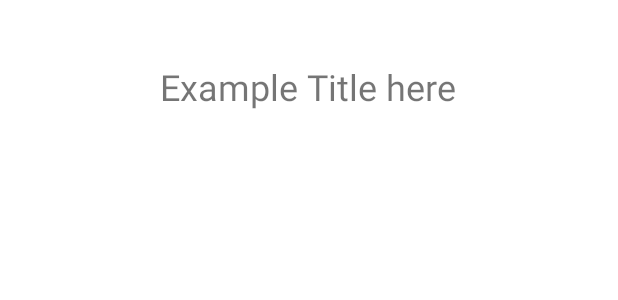
After one commit to cstepin/SpotifyRecs, an Android app: the layout item_playlist.xml on its own in the app's theme, with its tools: preview values and no code run, on a phone screen of 412 x 824 dp. The commit adds this screen. Shown: the top 300 px of the screen. Run offline under Robolectric (Android 15) with nearby library versions, the phone set to English and light mode, and no system bars.

Commit message:
Adding new model and beginning to have old playlists seen in a recyclerview

```diff
--- a/app/src/main/java/com/example/spotifyrecs/ExportActivity.java
+++ b/app/src/main/java/com/example/spotifyrecs/ExportActivity.java
@@ -32,7 +32,7 @@ public class ExportActivity extends AppCompatActivity {
         setContentView(R.layout.activity_export);
 
         try {
-            mModule = LiteModuleLoader.load(ExportActivity.assetFilePath(getApplicationContext(), "model.ptl"));
+            mModule = LiteModuleLoader.load(ExportActivity.assetFilePath(getApplicationContext(), "model_p0.ptl"));
         } catch (IOException e) {
             Log.e("ImageSegmentation", "Error reading assets", e);
             finish();
--- /dev/null
+++ b/app/src/main/res/layout/item_playlist.xml
@@ -0,0 +1,21 @@
+<?xml version="1.0" encoding="utf-8"?>
+<androidx.constraintlayout.widget.ConstraintLayout xmlns:android="http://schemas.android.com/apk/res/android"
+    xmlns:app="http://schemas.android.com/apk/res-auto"
+    xmlns:tools="http://schemas.android.com/tools"
+    android:layout_width="match_parent"
+    android:layout_height="wrap_content">
+
+    <TextView
+        android:id="@+id/tvTitle"
+        android:layout_width="wrap_content"
+        android:layout_height="wrap_content"
+        android:layout_marginTop="36dp"
+        android:paddingTop="5dp"
+        android:paddingBottom="5dp"
+        android:textSize="24sp"
+        app:layout_constraintEnd_toEndOf="parent"
+        app:layout_constraintHorizontal_bias="0.497"
+        app:layout_constraintStart_toStartOf="parent"
+        app:layout_constraintTop_toTopOf="parent"
+        tools:text="Example Title here" />
+</androidx.constraintlayout.widget.ConstraintLayout>
```
Also changed, not shown: app/src/main/AndroidManifest.xml (+8 -5 lines), app/src/main/java/com/example/spotifyrecs/MainActivity.java (+7 -0 lines), app/src/main/java/com/example/spotifyrecs/OldPlaylistActivity.java (added, +53 -0 lines), app/src/main/res/layout/activity_old_playlist.xml (added, +25 -0 lines), 1 other file.
